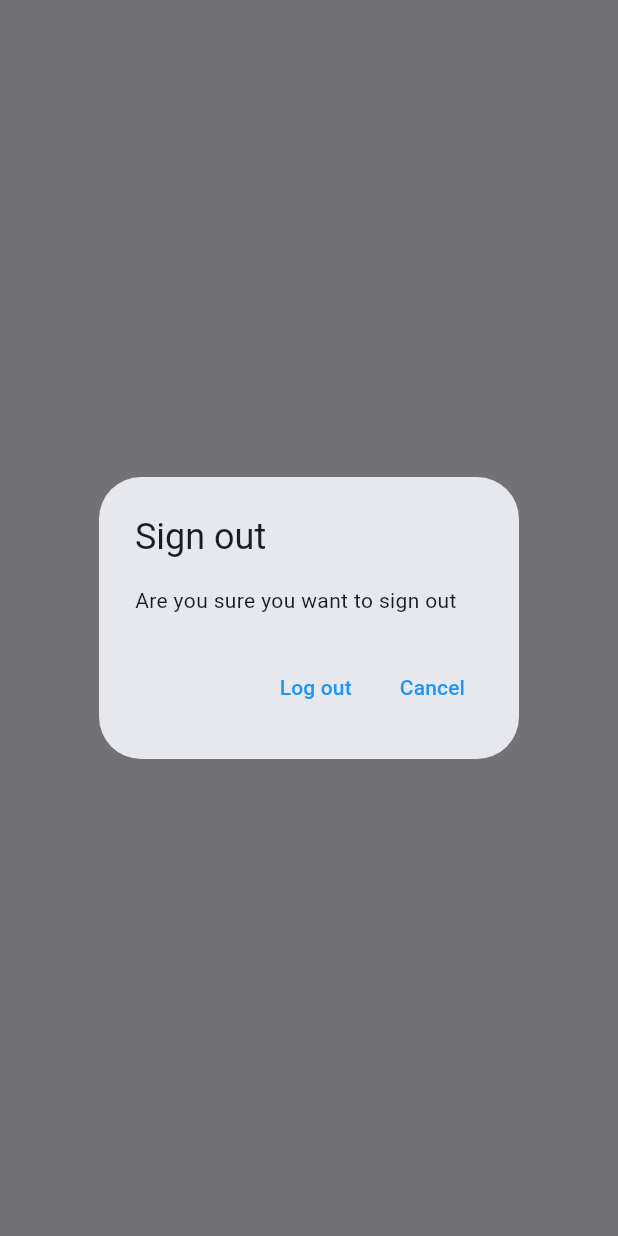
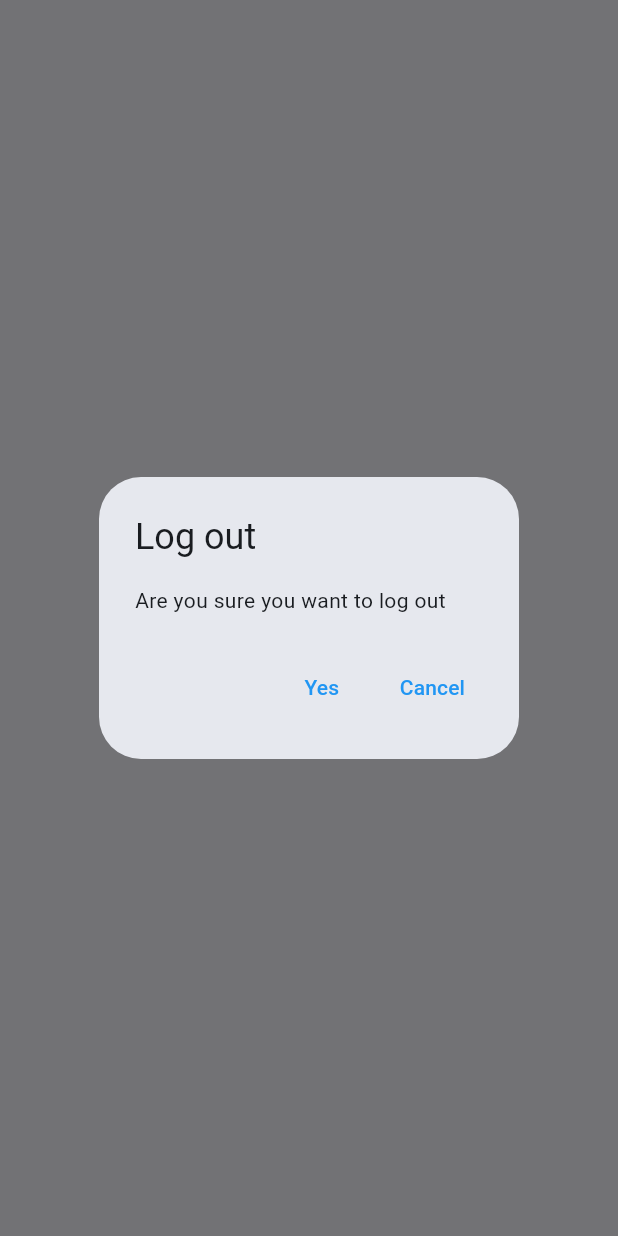
Before and after one commit to sasanaric/notebook-flutter, a Flutter app: what showLogOutDialog() shows on an empty page, opened directly, on a phone screen of 412 x 824 dp. Run offline on Flutter 3.47's test engine with Material 3 defaults, Android fonts, the phone set to English and light mode, and no system bars; our stand-ins replace firebase_auth, firebase_core, sqflite; accounts and stored records are empty; network calls fail.

Commit message:
delete-note

```diff
--- /dev/null
+++ b/lib/utilities/dialogs/generic_dialog.dart
@@ -0,0 +1,34 @@
+import 'package:flutter/material.dart';
+
+typedef DialogOptionBuilder<T> = Map<String, T?> Function();
+
+Future<T?> showGenericDialog<T>({
+  required BuildContext context,
+  required String title,
+  required String content,
+  required DialogOptionBuilder optionsBuilder,
+}) {
+  final options = optionsBuilder();
+  return showDialog<T>(
+    context: context,
+    builder: (context) {
+      return AlertDialog(
+        title: Text(title),
+        content: Text(content),
+        actions: options.keys.map((optionTitle) {
+          final value = options[optionTitle];
+          return TextButton(
+            onPressed: () {
+              if (value != null) {
+                Navigator.of(context).pop(value);
+              } else {
+                Navigator.of(context).pop();
+              }
+            },
+            child: Text(optionTitle),
+          );
+        }).toList(),
+      );
+    },
+  );
+}
--- /dev/null
+++ b/lib/utilities/dialogs/logout_dialog.dart
@@ -0,0 +1,14 @@
+import 'package:flutter/material.dart';
+import 'package:notebook/utilities/dialogs/generic_dialog.dart';
+
+Future<bool> showLogOutDialog(BuildContext context) {
+  return showGenericDialog(
+    context: context,
+    title: 'Log out',
+    content: 'Are you sure you want to log out',
+    optionsBuilder: () => {
+      'Yes': true,
+      'Cancel': false,
+    },
+  ).then((value) => value ?? false);
+}
--- a/lib/views/login_view.dart
+++ b/lib/views/login_view.dart
@@ -2,7 +2,7 @@
 import 'package:notebook/constants/routes.dart';
 import 'package:notebook/services/auth/auth_exceptions.dart';
 import 'package:notebook/services/auth/auth_service.dart';
-import 'package:notebook/utilities/show_error_dialog.dart';
+import 'package:notebook/utilities/dialogs/error_dialog.dart';
 
 class LoginView extends StatefulWidget {
   const LoginView({super.key});
--- a/lib/views/notes/notes_view.dart
+++ b/lib/views/notes/notes_view.dart
@@ -5,6 +5,8 @@
 import 'package:notebook/enums/menu_action.dart';
 import 'package:notebook/services/auth/auth_service.dart';
 import 'package:notebook/services/crud/notes_service.dart';
+import 'package:notebook/utilities/dialogs/logout_dialog.dart';
+import 'package:notebook/views/notes/notes_list_view.dart';
 
 class NotesView extends StatefulWidget {
   const NotesView({super.key});
@@ -70,20 +72,11 @@
                           if (snapshot.hasData) {
                             final allNotes =
                                 snapshot.data as List<DatabaseNote>;
-                            return ListView.builder(
-                              itemCount: allNotes.length,
-                              itemBuilder: (context, index) {
-                                final note = allNotes[index];
-                                return ListTile(
-                                  title: Text(
-                                    note.text,
-                                    maxLines: 1,
-                                    softWrap: true,
-                                    overflow: TextOverflow.ellipsis,
-                                  ),
-                                );
-                              },
-                            );
+                            return NotesListView(
+                                notes: allNotes,
+                                onDeleteNote: (note) async {
+                                  await _notesService.deleteNote(id: note.id);
+                                });
                           } else {
                             return const CircularProgressIndicator();
                           }
@@ -98,26 +91,3 @@
     );
   }
 }
-
-Future<bool> showLogOutDialog(BuildContext context) {
-  return showDialog<bool>(
-      context: context,
-      builder: (context) {
-        return AlertDialog(
-          title: const Text('Sign out'),
-          content: const Text('Are you sure you want to sign out'),
-          actions: [
-            TextButton(
-                onPressed: () {
-                  Navigator.of(context).pop(true);
-                },
-                child: const Text('Log out')),
-            TextButton(
-                onPressed: () {
-                  Navigator.of(context).pop(false);
-                },
-                child: const Text('Cancel'))
-          ],
-        );
-      }).then((value) => value ?? false);
-}
--- a/lib/views/register_view.dart
+++ b/lib/views/register_view.dart
@@ -2,7 +2,7 @@
 import 'package:notebook/constants/routes.dart';
 import 'package:notebook/services/auth/auth_exceptions.dart';
 import 'package:notebook/services/auth/auth_service.dart';
-import 'package:notebook/utilities/show_error_dialog.dart';
+import 'package:notebook/utilities/dialogs/error_dialog.dart';
 
 class RegisterView extends StatefulWidget {
   const RegisterView({super.key});
```
Also changed, not shown: lib/utilities/dialogs/delete_dialog.dart (added, +14 -0 lines), lib/utilities/dialogs/error_dialog.dart (added, +16 -0 lines), lib/utilities/show_error_dialog.dart (deleted, +0 -20 lines), lib/views/notes/notes_list_view.dart (added, +42 -0 lines).
